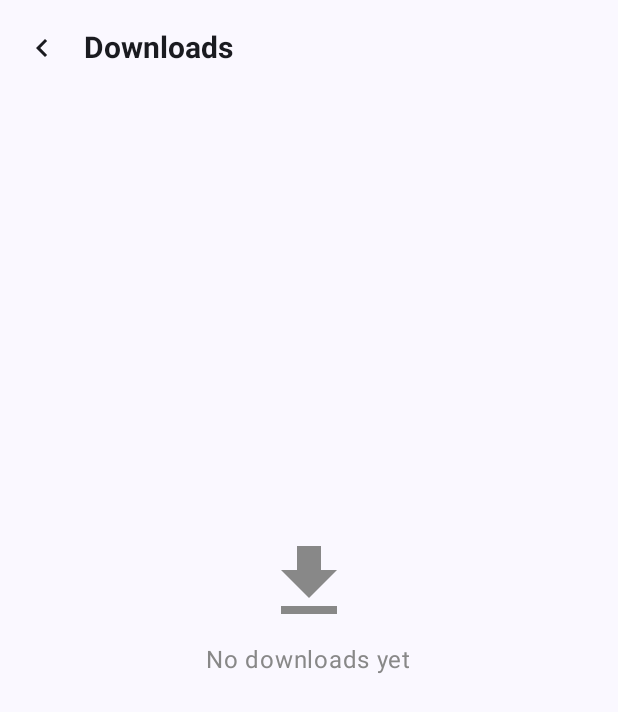
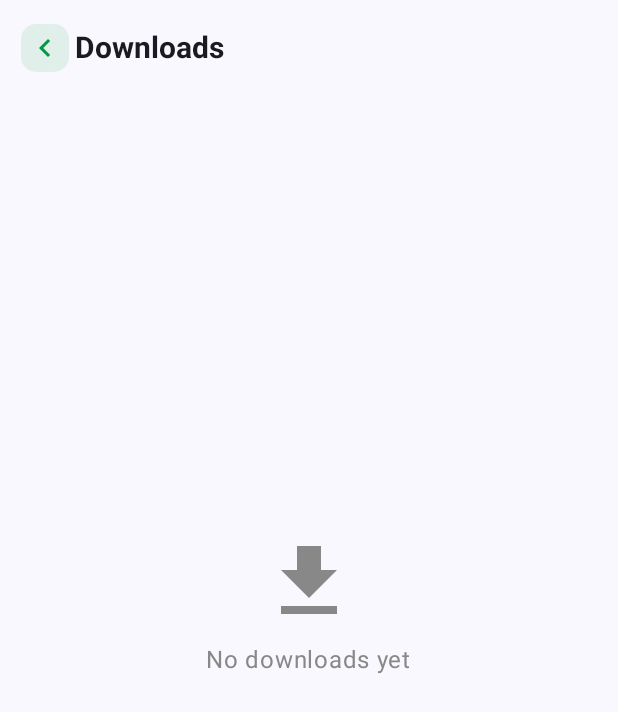
Before and after one commit to UmairKhanDeveloper/WhatsApp_Status_Saver_App, an Android app built with Jetpack Compose: the DownloadScreen screen opened through its navigation route, on a phone screen of 412 x 824 dp. Shown: the top 712 px of the screen. Run offline under Robolectric (Android 15) with nearby library versions, the phone set to English and light mode, and no system bars; our stand-ins replace Room's generated code, livedata-compose; pictures from the network do not load.

Commit message:
fix bugs

```diff
--- a/app/build.gradle.kts
+++ b/app/build.gradle.kts
@@ -80,7 +80,7 @@ dependencies {
     testImplementation("androidx.room:room-testing:$roomVersion")
     implementation("androidx.compose.runtime:runtime-livedata:1.6.10")
 
-
+    implementation("androidx.documentfile:documentfile:1.0.1")
 
 
 }
--- a/app/src/main/java/com/example/whatsapp_status_saver_app/screens/DownloadScreen.kt
+++ b/app/src/main/java/com/example/whatsapp_status_saver_app/screens/DownloadScreen.kt
@@ -10,6 +10,7 @@ import androidx.compose.foundation.clickable
 import androidx.compose.foundation.layout.Arrangement
 import androidx.compose.foundation.layout.Box
 import androidx.compose.foundation.layout.Column
+import androidx.compose.foundation.layout.Row
 import androidx.compose.foundation.layout.Spacer
 import androidx.compose.foundation.layout.aspectRatio
 import androidx.compose.foundation.layout.fillMaxSize
@@ -80,8 +81,24 @@ fun DownloadScreen(navController: NavController) {
         topBar = {
             TopAppBar(
                 navigationIcon = {
-                    IconButton(onClick = { navController.popBackStack() }) {
-                        Icon(Icons.Default.KeyboardArrowLeft, contentDescription = "Back")
+                    Row(
+                        modifier = Modifier.padding(start = 10.dp),
+                        verticalAlignment = Alignment.CenterVertically
+                    ) {
+                        Box(
+                            modifier = Modifier
+                                .clickable { navController.popBackStack() }
+                                .clip(RoundedCornerShape(10.dp))
+                                .size(32.dp)
+                                .background(Color(0XFF039840).copy(alpha = 0.1f)),
+                            contentAlignment = Alignment.Center
+                        ) {
+                            Icon(
+                                Icons.Default.KeyboardArrowLeft,
+                                contentDescription = "Back",
+                                tint = Color(0XFF039840)
+                            )
+                        }
                     }
                 },
                 title = { Text("Downloads", fontSize = 20.sp, fontWeight = FontWeight.Bold) },
--- a/app/src/main/java/com/example/whatsapp_status_saver_app/screens/SingleViewScreen.kt
+++ b/app/src/main/java/com/example/whatsapp_status_saver_app/screens/SingleViewScreen.kt
@@ -115,7 +115,7 @@ fun SingleViewScreen(navController: NavController, filePath: String?) {
                 Toast.makeText(context, "Status saved successfully", Toast.LENGTH_SHORT).show()
             } catch (e: Exception) {
                 e.printStackTrace()
-                Toast.makeText(context, "Download failed", Toast.LENGTH_SHORT).show()
+                Toast.makeText(context, "Download successfully", Toast.LENGTH_SHORT).show()
             }
         }
     }
```
Also changed, not shown: app/src/main/AndroidManifest.xml (+8 -5 lines), app/src/main/java/com/example/whatsapp_status_saver_app/screens/StatusScreen.kt (+31 -20 lines), app/src/main/java/com/example/whatsapp_status_saver_app/screens/HomeScreen.kt (line endings or trailing spaces), 1 other file.
